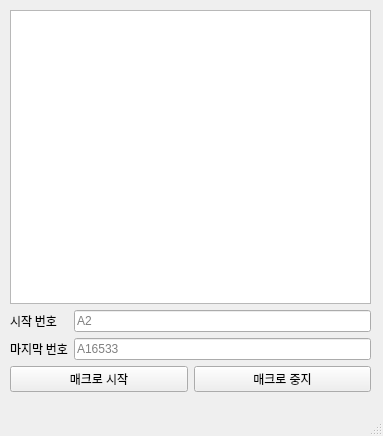
Qt form CrawlingUi.ui (Jamong-i/CrawlingExcel) before a commit.
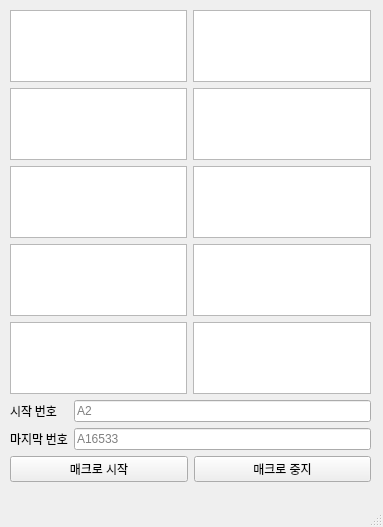
The same form after that commit.

Commit message:
Fix: Crawling Tread 10 +
쓰레드 10개로 구성 및 소박스 대박스 분류

```diff
--- a/CrawlingUi.ui
+++ b/CrawlingUi.ui
@@ -7,7 +7,7 @@
     <x>0</x>
     <y>0</y>
     <width>383</width>
-    <height>436</height>
+    <height>527</height>
    </rect>
   </property>
   <property name="minimumSize">
@@ -29,12 +29,43 @@
       <x>10</x>
       <y>10</y>
       <width>361</width>
-      <height>382</height>
+      <height>472</height>
      </rect>
     </property>
     <layout class="QVBoxLayout" name="sub_layout">
      <item>
-      <widget class="QTextBrowser" name="textBrowser"/>
+      <layout class="QGridLayout" name="gridLayout_2">
+       <item row="1" column="0">
+        <widget class="QTextBrowser" name="textBrowser_3"/>
+       </item>
+       <item row="1" column="1">
+        <widget class="QTextBrowser" name="textBrowser_4"/>
+       </item>
+       <item row="3" column="0">
+        <widget class="QTextBrowser" name="textBrowser_7"/>
+       </item>
+       <item row="2" column="0">
+        <widget class="QTextBrowser" name="textBrowser_5"/>
+       </item>
+       <item row="0" column="1">
+        <widget class="QTextBrowser" name="textBrowser_2"/>
+       </item>
+       <item row="2" column="1">
+        <widget class="QTextBrowser" name="textBrowser_6"/>
+       </item>
+       <item row="0" column="0">
+        <widget class="QTextBrowser" name="textBrowser_1"/>
+       </item>
+       <item row="3" column="1">
+        <widget class="QTextBrowser" name="textBrowser_8"/>
+       </item>
+       <item row="4" column="1">
+        <widget class="QTextBrowser" name="textBrowser_10"/>
+       </item>
+       <item row="4" column="0">
+        <widget class="QTextBrowser" name="textBrowser_9"/>
+       </item>
+      </layout>
      </item>
      <item>
       <layout class="QHBoxLayout" name="select_layout">
```
Left out of the diff: 8 changed lines with no effect on the pictures. The commit also changes 9 other files.
